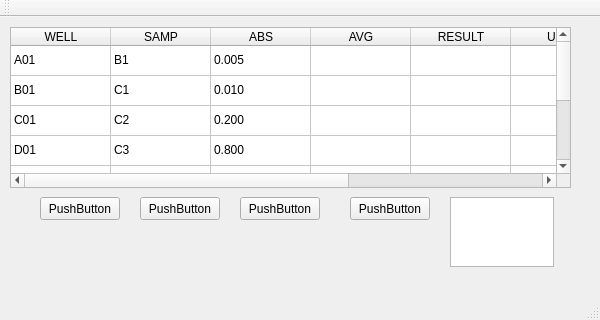
The window that mainwindow.ui (srikrishnan90/qt_thermalprinter_cups) describes before a commit, drawn with Qt 5.
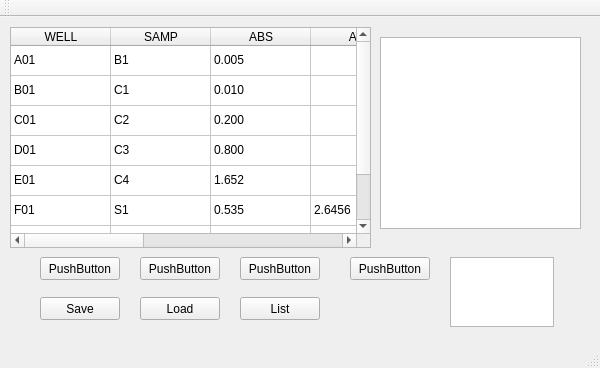
The same window after the commit.

Commit message: updated with qtable save, open and list csv format

```diff
--- a/mainwindow.ui
+++ b/mainwindow.ui
@@ -7,7 +7,7 @@
     <x>0</x>
     <y>0</y>
     <width>600</width>
-    <height>320</height>
+    <height>368</height>
    </rect>
   </property>
   <property name="windowTitle">
@@ -18,7 +18,7 @@
     <property name="geometry">
      <rect>
       <x>40</x>
-      <y>180</y>
+      <y>240</y>
       <width>80</width>
       <height>23</height>
      </rect>
@@ -31,7 +31,7 @@
     <property name="geometry">
      <rect>
       <x>140</x>
-      <y>180</y>
+      <y>240</y>
       <width>80</width>
       <height>23</height>
      </rect>
@@ -45,8 +45,8 @@
      <rect>
       <x>10</x>
       <y>10</y>
-      <width>561</width>
-      <height>161</height>
+      <width>361</width>
+      <height>221</height>
      </rect>
     </property>
     <attribute name="horizontalHeaderVisible">
@@ -320,7 +320,7 @@
     <property name="geometry">
      <rect>
       <x>240</x>
-      <y>180</y>
+      <y>240</y>
       <width>80</width>
       <height>23</height>
      </rect>
@@ -333,7 +333,7 @@
     <property name="geometry">
      <rect>
       <x>350</x>
-      <y>180</y>
+      <y>240</y>
       <width>80</width>
       <height>23</height>
      </rect>
@@ -346,12 +346,61 @@
     <property name="geometry">
      <rect>
       <x>450</x>
-      <y>180</y>
+      <y>240</y>
       <width>104</width>
       <height>70</height>
      </rect>
     </property>
    </widget>
+   <widget class="QPushButton" name="pushButton_5">
+    <property name="geometry">
+     <rect>
+      <x>40</x>
+      <y>280</y>
+      <width>80</width>
+      <height>23</height>
+     </rect>
+    </property>
+    <property name="text">
+     <string>Save</string>
+    </property>
+   </widget>
+   <widget class="QPushButton" name="pushButton_6">
+    <property name="geometry">
+     <rect>
+      <x>140</x>
+      <y>280</y>
+      <width>80</width>
+      <height>23</height>
+     </rect>
+    </property>
+    <property name="text">
+     <string>Load</string>
+    </property>
+   </widget>
+   <widget class="QPushButton" name="pushButton_7">
+    <property name="geometry">
+     <rect>
+      <x>240</x>
+      <y>280</y>
+      <width>80</width>
+      <height>23</height>
+     </rect>
+    </property>
+    <property name="text">
+     <string>List</string>
+    </property>
+   </widget>
+   <widget class="QListWidget" name="listWidget">
+    <property name="geometry">
+     <rect>
+      <x>380</x>
+      <y>20</y>
+      <width>201</width>
+      <height>192</height>
+     </rect>
+    </property>
+   </widget>
   </widget>
   <widget class="QMenuBar" name="menuBar">
    <property name="geometry">
```
Left out of the diff: 3 changed lines with no effect on the pictures. The commit also changes 2 other files.
